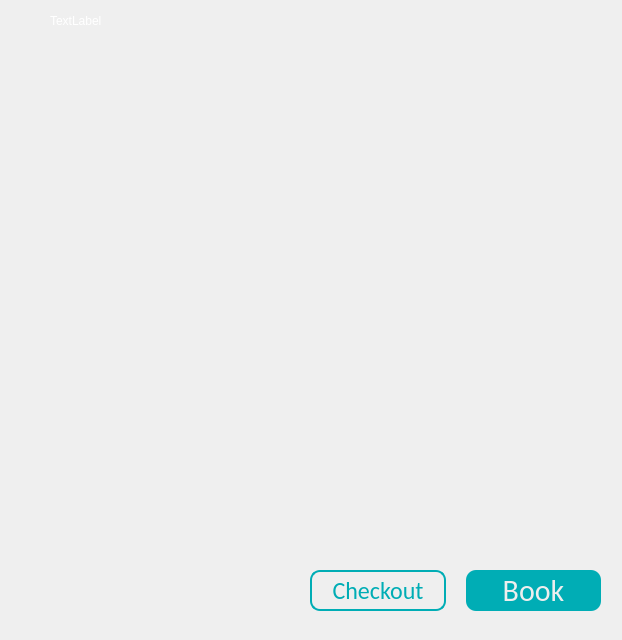
The window that mainwindow.ui (blendjam/Bookspot) describes before a commit, drawn with Qt 5.
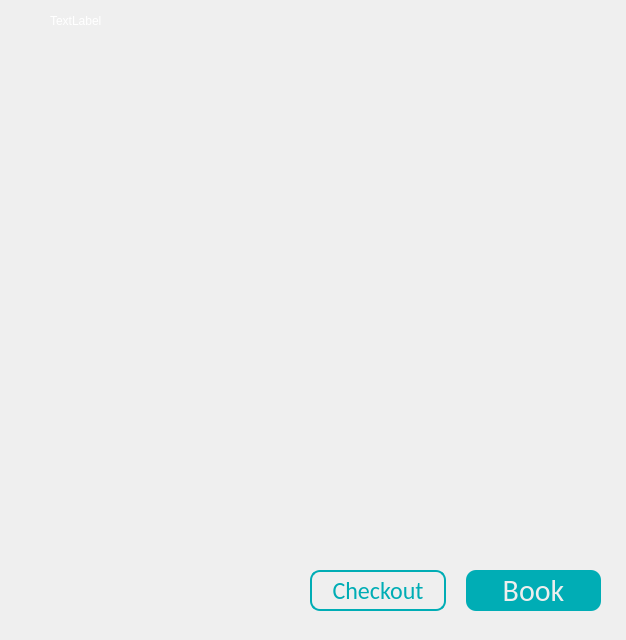
The same window after the commit. Icons and pictures are not drawn.

Diff of the .ui file:
```diff
--- a/mainwindow.ui
+++ b/mainwindow.ui
@@ -6,7 +6,7 @@
    <rect>
     <x>0</x>
     <y>0</y>
-    <width>622</width>
+    <width>626</width>
     <height>640</height>
    </rect>
   </property>
```
Left out of the diff: 2 changed lines with no effect on the pictures.
